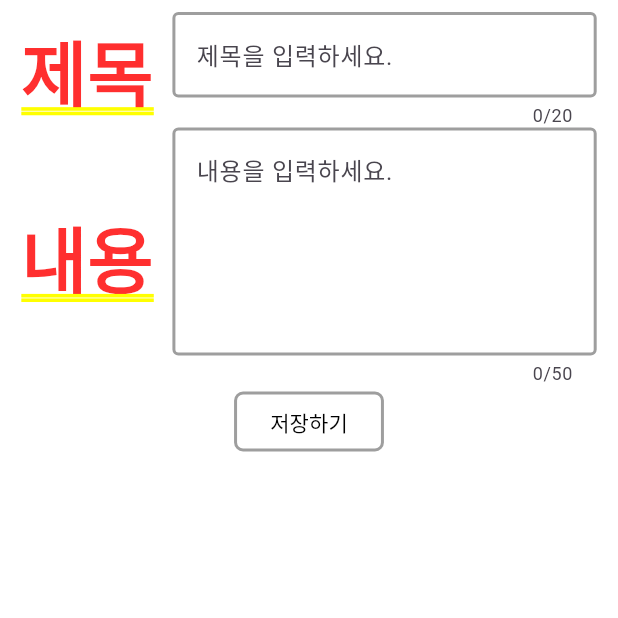
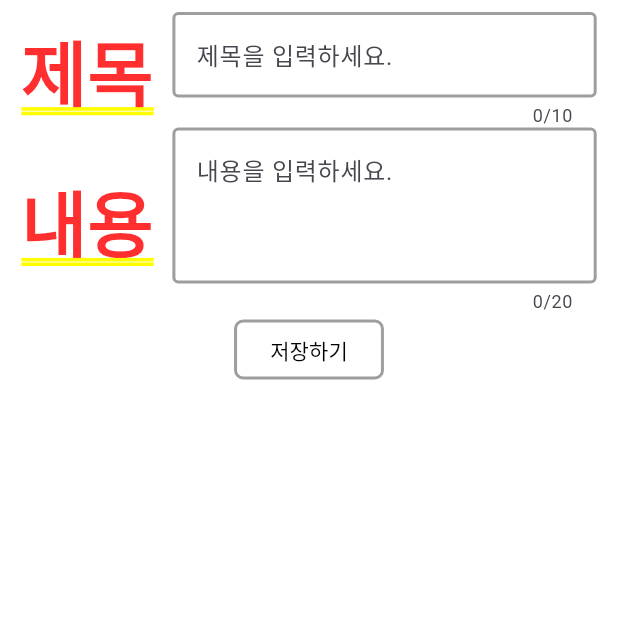
Before and after one commit to se-ni/Kroffle_Todo_Practice, a Flutter app: the TodoListWidget screen opened by its route, on a phone screen of 412 x 824 dp, the top half of it. Run offline on Flutter 3.47's test engine with Material 3 defaults, Android fonts, the phone set to English and light mode, and no system bars; our stand-ins replace get.

```diff
--- a/todo_practice/lib/route/todo_list/widgets/todo_list_widget.dart
+++ b/todo_practice/lib/route/todo_list/widgets/todo_list_widget.dart
@@ -27,7 +27,7 @@ class _TodoListWidgetState extends State<TodoListWidget> {
             color: Colors.white,
           ),
           width: 300,
-          height: 330,
+          height: 280,
           child: Padding(
             padding: const EdgeInsets.all(8.0),
             child: Column(
@@ -40,7 +40,7 @@ class _TodoListWidgetState extends State<TodoListWidget> {
                       flex: 5,
                       child: TextFormField(
                         controller: titleController,
-                        maxLength: 20,
+                        maxLength: 10,
                         decoration: InputDecoration(
                             enabledBorder: OutlineInputBorder(
                                 borderRadius: BorderRadius.circular(4),
@@ -67,8 +67,8 @@ class _TodoListWidgetState extends State<TodoListWidget> {
                       flex: 5,
                       child: TextFormField(
                         controller: detailController,
-                        maxLines: 5,
-                        maxLength: 50,
+                        maxLines: 3,
+                        maxLength: 20,
                         decoration: InputDecoration(
                             enabledBorder: OutlineInputBorder(
                                 borderRadius: BorderRadius.circular(4),
--- a/todo_practice/pubspec.yaml
+++ b/todo_practice/pubspec.yaml
@@ -36,6 +36,7 @@ dependencies:
   # The following adds the Cupertino Icons font to your application.
   # Use with the CupertinoIcons class for iOS style icons.
   cupertino_icons: ^1.0.8
+  intl: ^0.20.0
 
 dev_dependencies:
   flutter_test:
```
Also changed, not shown: todo_practice/lib/route/todo_list/todo_list_route.dart (+5 -14 lines), todo_practice/lib/route/todo_list/todo_list_route_controller.dart (+9 -3 lines), todo_practice/lib/route/todo_list/widgets/todo_widget.dart (+21 -9 lines), todo_practice/pubspec.lock.
